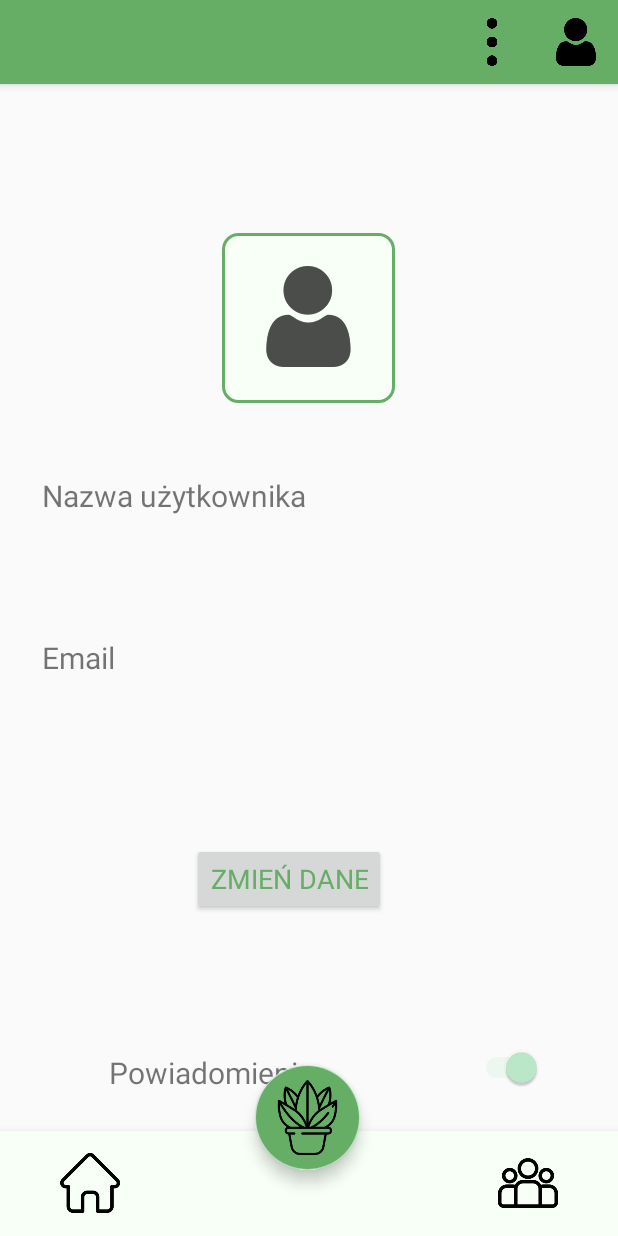
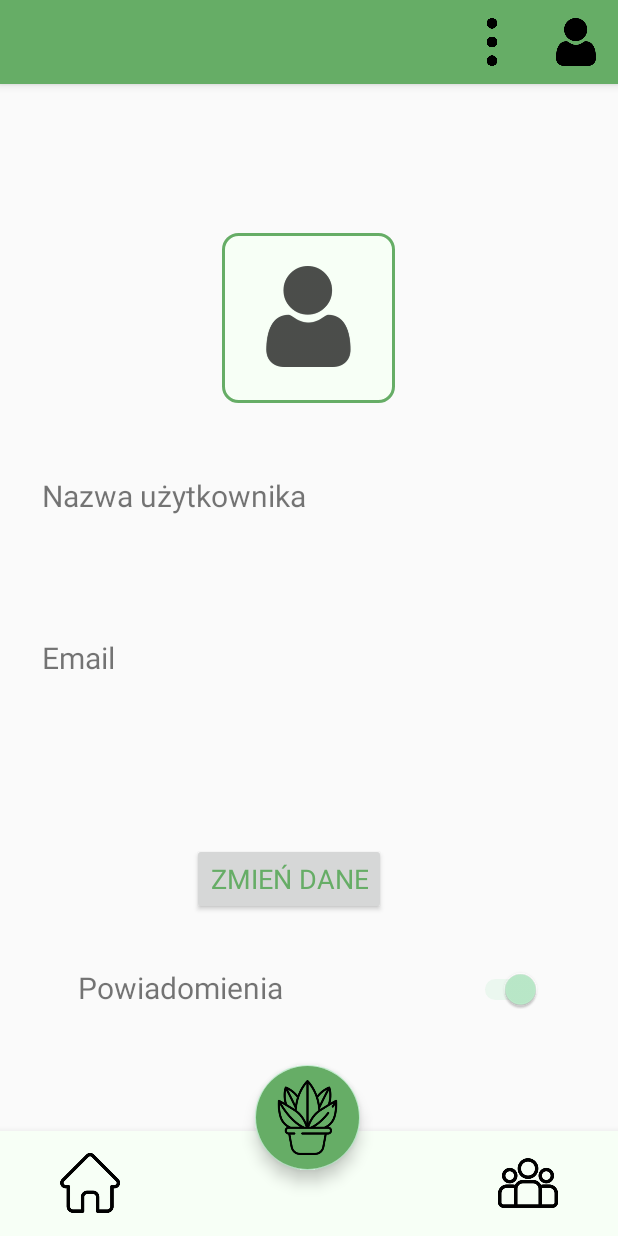
Before and after one commit to druczak1999/Hepi-Plant-ZPI, an Android app: the layout activity_user.xml on its own in the app's theme, with its tools: preview values and no code run, on a phone screen of 412 x 824 dp. Run offline under Robolectric (Android 15) with nearby library versions, the phone set to English and light mode, and no system bars; network calls fail; Roboto replaces fonts that are not available here.

Commit message:
User profile completed

```diff
--- a/app/src/main/assets/config.properties
+++ b/app/src/main/assets/config.properties
@@ -1 +1 @@
-url=http://192.168.0.45:8080/
+url=http://192.168.0.220:8080/
--- a/app/src/main/java/com/example/hepiplant/TestBackend.java
+++ b/app/src/main/java/com/example/hepiplant/TestBackend.java
@@ -116,7 +116,7 @@ public class TestBackend extends AppCompatActivity {
                 Toast.makeText(this,"Informacje",Toast.LENGTH_SHORT).show();
                 return true;
             case R.id.miProfile:
-                Intent intent = new Intent(this, User.class);
+                Intent intent = new Intent(this, UserActivity.class);
                 startActivity(intent);
                 return true;
             default:
--- a/app/src/main/java/com/example/hepiplant/dto/UserDto.java
+++ b/app/src/main/java/com/example/hepiplant/dto/UserDto.java
@@ -3,7 +3,9 @@ package com.example.hepiplant.dto;
 
 import com.example.hepiplant.dto.enums.Permission;
 
-public class UserDto {
+import org.json.JSONObject;
+
+public class UserDto extends JSONObject {
 
     private Long id;
     private String username;
--- a/app/src/main/res/layout/activity_user.xml
+++ b/app/src/main/res/layout/activity_user.xml
@@ -5,10 +5,10 @@
     android:layout_width="match_parent"
     android:layout_height="match_parent"
     tools:context=".UserActivity">
+
     <include
         android:id="@+id/toolbarTest"
-        layout="@layout/toolbar">
-    </include>
+        layout="@layout/toolbar"></include>
 
 
     <TextView
@@ -78,15 +78,15 @@
         android:id="@+id/nazwa7"
         android:layout_width="wrap_content"
         android:layout_height="wrap_content"
-        android:layout_marginTop="91dp"
         android:fontFamily="@font/cantata_one"
         android:text="Powiadomienia"
         android:textSize="20sp"
         app:layout_constraintBottom_toBottomOf="parent"
-        app:layout_constraintEnd_toStartOf="@+id/switch1"
+        app:layout_constraintEnd_toEndOf="parent"
+        app:layout_constraintHorizontal_bias="0.188"
         app:layout_constraintStart_toStartOf="parent"
-        app:layout_constraintTop_toBottomOf="@+id/change"
-        app:layout_constraintVertical_bias="0.0" />
+        app:layout_constraintTop_toTopOf="parent"
+        app:layout_constraintVertical_bias="0.809" />
 
     <TextView
         android:id="@+id/nazwa2"
@@ -134,20 +134,19 @@
         app:layout_constraintTop_toBottomOf="@+id/imageView5"
         app:layout_constraintVertical_bias="0.901" />
 
+
     <Switch
         android:id="@+id/switch1"
         android:layout_width="80dp"
         android:layout_height="24dp"
 
-        android:layout_marginTop="88dp"
         android:checked="true"
         app:layout_constraintBottom_toBottomOf="parent"
         app:layout_constraintEnd_toEndOf="parent"
-        app:layout_constraintHorizontal_bias="0.848"
-        app:layout_constraintStart_toStartOf="parent"
-        app:layout_constraintTop_toBottomOf="@+id/change"
-        app:layout_constraintVertical_bias="0.0"
-        android:layout_marginBottom="?actionBarSize" />
+        app:layout_constraintHorizontal_bias="0.64"
+        app:layout_constraintStart_toEndOf="@+id/nazwa7"
+        app:layout_constraintTop_toTopOf="parent"
+        app:layout_constraintVertical_bias="0.811" />
 
     <include
         android:id="@+id/plantsListBottomBar"
@@ -156,6 +155,6 @@
     <include
         layout="@layout/floatingbutton"
         tools:layout_editor_absoluteX="-16dp"
-        tools:layout_editor_absoluteY="-47dp" />
+        tools:layout_editor_absoluteY="-16dp" />
 
 </androidx.constraintlayout.widget.ConstraintLayout>
```
Also changed, not shown: app/src/main/java/com/example/hepiplant/FireBase.java (+7 -2 lines), app/src/main/java/com/example/hepiplant/ForumTabsActivity.java (+0 -7 lines), app/src/main/java/com/example/hepiplant/PlantsListActivity.java (+10 -9 lines), app/src/main/java/com/example/hepiplant/UserActivity.java (+33 -19 lines), app/src/main/java/com/example/hepiplant/UserUpdateActivity.java (+96 -9 lines), app/src/main/res/layout/activity_user_update.xml (+16 -5 lines).
